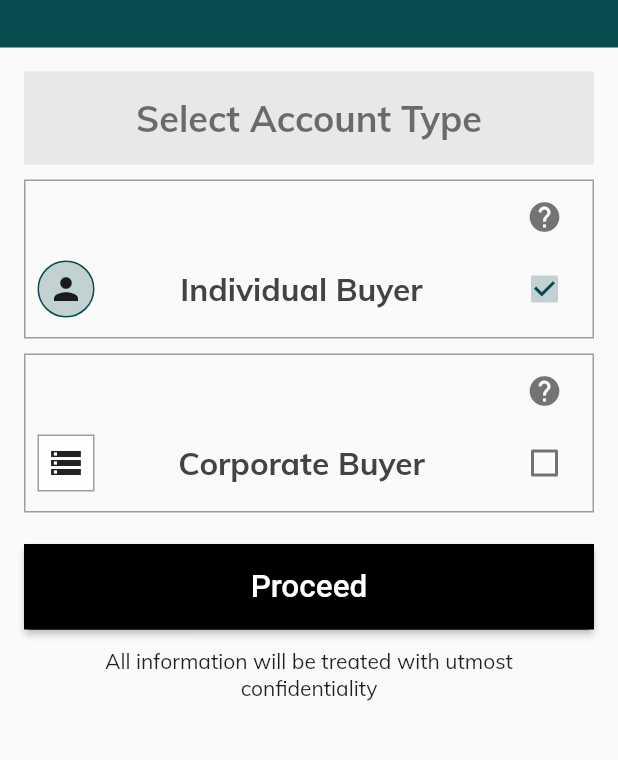
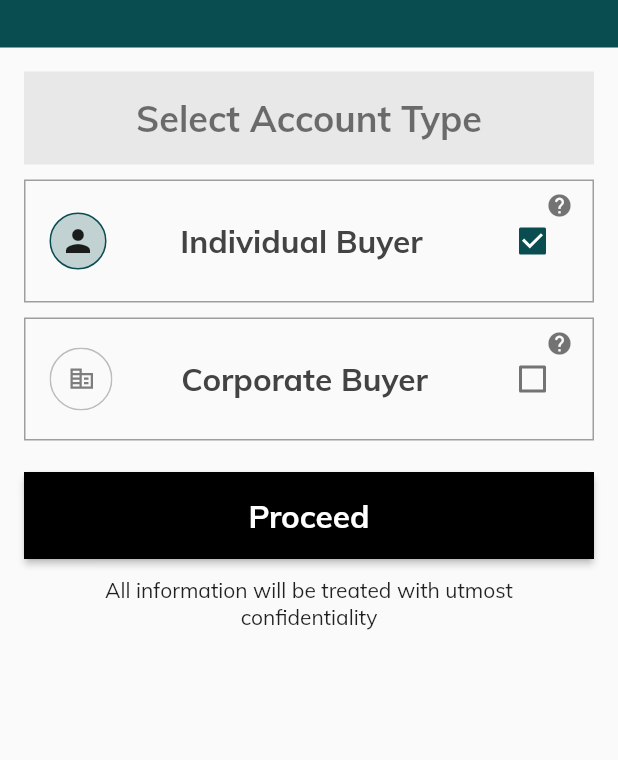
Before and after one commit to codystack/Kalifa-Gardens, a Flutter app: the screen it shows after launch, after a tap on "Get Started", after a tap on "Create Account", on a phone screen of 412 x 824 dp, the part 203-963 px from its top. Run offline on Flutter 3.47's test engine with Material 2 defaults, Android fonts, the phone set to English and light mode, and no system bars; our stand-ins replace country_code_picker, dotted_border, expandable, file_picker, flutter_countdown_timer, flutter_svg and 6 more; missing offline and left inert: loading_overlay_pro; network calls fail; project files that could hold a hidden picture were left out.

Commit message:
New commit

```diff
--- a/lib/components/expandable_buttons.dart
+++ b/lib/components/expandable_buttons.dart
@@ -39,7 +39,11 @@ class ExpandableSection extends StatelessWidget {
                         child: Text(
                           "Get Started",
                           textAlign: TextAlign.center,
-                          style: Theme.of(context).textTheme.headline5,
+                          style: TextStyle(
+                            fontFamily: 'Mulish',
+                            fontSize: 24,
+                            fontWeight: FontWeight.w400,
+                          ),
                         )),
                     collapsed: SizedBox(
                       width: 1.0,
@@ -61,7 +65,9 @@ class ExpandableSection extends StatelessWidget {
                                 textAlign: TextAlign.center,
                                 style: TextStyle(
                                   color: Colors.white,
-                                  fontSize: 18.0,
+                                  fontFamily: 'Mulish',
+                                  fontSize: 22,
+                                  fontWeight: FontWeight.w400,
                                 ),
                               ),
                             ),
@@ -84,7 +90,9 @@ class ExpandableSection extends StatelessWidget {
                                 textAlign: TextAlign.center,
                                 style: TextStyle(
                                   color: Colors.white,
-                                  fontSize: 18.0,
+                                  fontFamily: 'Mulish',
+                                  fontSize: 22,
+                                  fontWeight: FontWeight.w400,
                                 ),
                               ),
                             ),
@@ -140,8 +148,9 @@ class ExpandableSection extends StatelessWidget {
                           textAlign: TextAlign.center,
                           style: TextStyle(
                             color: Colors.white,
-                            fontSize: 24.0,
-                            fontWeight: FontWeight.w600,
+                            fontFamily: 'Mulish',
+                            fontSize: 24,
+                            fontWeight: FontWeight.w400,
                           ),
                         )),
                     collapsed: Text(
@@ -163,7 +172,9 @@ class ExpandableSection extends StatelessWidget {
                                 textAlign: TextAlign.center,
                                 style: TextStyle(
                                   color: Colors.white,
-                                  fontSize: 18.0,
+                                  fontFamily: 'Mulish',
+                                  fontSize: 22,
+                                  fontWeight: FontWeight.w400,
                                 ),
                               ),
                             ),
@@ -186,7 +197,9 @@ class ExpandableSection extends StatelessWidget {
                                 textAlign: TextAlign.center,
                                 style: TextStyle(
                                   color: Colors.white,
-                                  fontSize: 18.0,
+                                  fontFamily: 'Mulish',
+                                  fontSize: 22,
+                                  fontWeight: FontWeight.w400,
                                 ),
                               ),
                             ),
@@ -209,7 +222,9 @@ class ExpandableSection extends StatelessWidget {
                                 textAlign: TextAlign.center,
                                 style: TextStyle(
                                   color: Colors.white,
-                                  fontSize: 18.0,
+                                  fontFamily: 'Mulish',
+                                  fontSize: 22,
+                                  fontWeight: FontWeight.w400,
                                 ),
                               ),
                             ),
@@ -295,7 +310,9 @@ class ExpandableSection extends StatelessWidget {
                                 textAlign: TextAlign.center,
                                 style: TextStyle(
                                   color: Colors.white,
-                                  fontSize: 18.0,
+                                  fontFamily: 'Mulish',
+                                  fontSize: 22,
+                                  fontWeight: FontWeight.w400,
                                 ),
                               ),
                             ),
--- a/lib/components/purchase_plot_steps/step1.dart
+++ b/lib/components/purchase_plot_steps/step1.dart
@@ -56,7 +56,7 @@ class _PurchasePlotStep1State extends State<PurchasePlotStep1> {
     });
 
     setState(() {
-      purchasePrice = widget.unitPrice * 600 * 1;
+      purchasePrice = (30000 * 600 * 1);
     });
   }
 
--- a/lib/components/slide_dots.dart
+++ b/lib/components/slide_dots.dart
@@ -8,17 +8,15 @@ class SlideDots extends StatelessWidget {
   @override
   Widget build(BuildContext context) {
     return AnimatedContainer(
-        duration: Duration(
-          milliseconds: 150
-        ),
-      margin: const EdgeInsets.symmetric(horizontal: 6.0),
-      height: isActive ? 16.0 : 14.0,
-      width: isActive ? 16.0 : 14.0,
+      duration: Duration(milliseconds: 150),
+      margin: const EdgeInsets.symmetric(horizontal: 4.0),
+      height: isActive ? 12.0 : 10.0,
+      width: isActive ? 12.0 : 10.0,
       decoration: BoxDecoration(
-        color: isActive ? Colors.white : Colors.transparent,
-        border: Border.all(color: Colors.white, width: 2.0, style: BorderStyle.solid),
-        borderRadius: BorderRadius.all(Radius.circular(12.0))
-      ),
+          color: isActive ? Colors.white : Colors.transparent,
+          border: Border.all(
+              color: Colors.white, width: 2.0, style: BorderStyle.solid),
+          borderRadius: BorderRadius.all(Radius.circular(8.0))),
     );
   }
 }
--- a/lib/screens/account_type_registration.dart
+++ b/lib/screens/account_type_registration.dart
@@ -55,7 +55,8 @@ class _AccountTypeRegistrationState extends State<AccountTypeRegistration> {
                     style: TextStyle(
                         color: Colors.black54,
                         fontWeight: FontWeight.bold,
-                        fontSize: 24.0),
+                        fontSize: 24.0,
+                        fontFamily: 'Mulish'),
                   ),
                 ),
                 SizedBox(
@@ -68,20 +69,11 @@ class _AccountTypeRegistrationState extends State<AccountTypeRegistration> {
                             color: Colors.grey,
                             width: 1.0,
                             style: BorderStyle.solid)),
-                    padding: const EdgeInsets.only(
-                        left: 8.0, right: 8.0, bottom: 8.0),
-                    child: Column(
+                    padding: const EdgeInsets.all(16.0),
+                    child: Stack(
+                      clipBehavior: Clip.none,
+                      alignment: Alignment.topRight,
                       children: <Widget>[
-                        Row(
-                          mainAxisAlignment: MainAxisAlignment.end,
-                          children: [
-                            IconButton(
-                              onPressed: () {},
-                              icon: Icon(Icons.help_rounded,
-                                  color: Colors.black54),
-                            ),
-                          ],
-                        ),
                         Row(
                           mainAxisAlignment: MainAxisAlignment.spaceBetween,
                           crossAxisAlignment: CrossAxisAlignment.center,
@@ -103,9 +95,11 @@ class _AccountTypeRegistrationState extends State<AccountTypeRegistration> {
                             Text(
                               'Individual Buyer',
                               style: TextStyle(
-                                  color: Color(0xFF434343),
-                                  fontSize: 21.0,
-                                  fontWeight: FontWeight.w600),
+                                color: Color(0xFF434343),
+                                fontSize: 21.0,
+                                fontWeight: FontWeight.w700,
+                                fontFamily: 'Mulish',
+                              ),
                             ),
                             Checkbox(
                               value: _isIndividual,
@@ -115,11 +109,20 @@ class _AccountTypeRegistrationState extends State<AccountTypeRegistration> {
                                   _isCorporate = !state as bool;
                                 });
                               },
-                              activeColor: Color(0x3B0A4D50),
-                              checkColor: Color(0xFF0A4D50),
-                              focusColor: Color(0x3B0A4D50),
+                              activeColor: Color(0xFF0A4D50),
+                              checkColor: Color(0xFFFFFFFF),
+                              focusColor: Color(0xFF0A4D50),
                             )
                           ],
+                        ),
+                        Positioned(
+                          child: IconButton(
+                            onPressed: () {},
+                            icon: Icon(Icons.help_rounded,
+                                color: Colors.black54, size: 18),
+                          ),
+                          top: -24,
+                          right: -18,
                         )
                       ],
                     )),
@@ -133,43 +136,28 @@ class _AccountTypeRegistrationState extends State<AccountTypeRegistration> {
                             color: Colors.grey,
                             width: 1.0,
                             style: BorderStyle.solid)),
-                    padding: const EdgeInsets.only(
-                        left: 8.0, right: 8.0, bottom: 8.0),
-                    child: Column(
+                    padding: const EdgeInsets.all(16.0),
+                    child: Stack(
+                      clipBehavior: Clip.none,
+                      alignment: Alignment.topRight,
                       children: <Widget>[
-                        Row(
-                          mainAxisAlignment: MainAxisAlignment.end,
-                          children: [
-                            IconButton(
-                              onPressed: () {},
-                              icon: Icon(Icons.help_rounded,
-                                  color: Colors.black54),
-                            ),
-                          ],
-                        ),
                         Row(
                           mainAxisAlignment: MainAxisAlignment.spaceBetween,
                           crossAxisAlignment: CrossAxisAlignment.center,
                           children: [
                             Container(
-                              decoration: BoxDecoration(
-                                color: Colors.white70,
-                                border: Border.all(
-                                    color: Colors.grey,
-                                    width: 1.0,
-                                    style: BorderStyle.solid),
+                              child: Center(
+                                child: SvgPicture.asset(
+                                    'assets/images/corporate_icon.svg'),
                               ),
-                              child: Center(
-                                child: Icon(Icons.storage),
-                              ),
-                              padding: const EdgeInsets.all(6.0),
                             ),
                             Text(
                               'Corporate Buyer',
                               style: TextStyle(
                                   color: Color(0xFF434343),
                                   fontSize: 21.0,
-                                  fontWeight: FontWeight.w600),
+                                  fontWeight: FontWeight.w700,
+                                  fontFamily: 'Mulish'),
                             ),
                             Checkbox(
                               value: _isCorporate,
@@ -179,11 +167,20 @@ class _AccountTypeRegistrationState extends State<AccountTypeRegistration> {
                                   _isIndividual = !state as bool;
                                 });
                               },
-                              activeColor: Color(0x3B0A4D50),
-                              checkColor: Color(0xFF0A4D50),
-                              focusColor: Color(0x3B0A4D50),
+                              activeColor: Color(0xFF0A4D50),
+                              checkColor: Color(0xFFFFFFFF),
+                              focusColor: Color(0xFF0A4D50),
                             )
                           ],
+                        ),
+                        Positioned(
+                          child: IconButton(
+                            onPressed: () {},
+                            icon: Icon(Icons.help_rounded,
+                                color: Colors.black54, size: 18),
+                          ),
+                          top: -24,
+                          right: -18,
                         )
                       ],
                     )),
@@ -218,8 +215,9 @@ class _AccountTypeRegistrationState extends State<AccountTypeRegistration> {
                       'Proceed',
                       style: TextStyle(
                           color: Colors.white,
-                          fontWeight: FontWeight.w500,
-                          fontSize: 21.0),
+                          fontWeight: FontWeight.w600,
+                          fontSize: 21.0,
+                          fontFamily: 'Mulish'),
                     ),
                   ),
                 ),
--- a/lib/screens/onboarding.dart
+++ b/lib/screens/onboarding.dart
@@ -66,7 +66,7 @@ class _OnboardingState extends State<Onboarding> with TickerProviderStateMixin {
   @override
   Widget build(BuildContext context) {
     double screenHeight = MediaQuery.of(context).size.height;
-    // print('SCREEN HEIGHT $screenHeight');
+    // print ('SCREEN HEIGHT $screenHeight');
 
     return Scaffold(
       appBar: AppBar(
@@ -122,13 +122,15 @@ class _OnboardingState extends State<Onboarding> with TickerProviderStateMixin {
                       mainAxisAlignment: MainAxisAlignment.center,
                       children: <Widget>[
                         Padding(
-                          padding: const EdgeInsets.only(top: 0.5),
+                          padding: const EdgeInsets.only(top: 1.5),
                           child: Text(
                             "The Blueprint of Fine Living",
                             textAlign: TextAlign.center,
                             style: TextStyle(
                               color: Color(0xFF0A4D50),
-                              fontSize: 21.0,
+                              fontSize: 24.0,
+                              fontFamily: 'Mulish',
+                              fontWeight: FontWeight.w400,
                             ),
                           ),
                         ),
@@ -148,7 +150,12 @@ class _OnboardingState extends State<Onboarding> with TickerProviderStateMixin {
                                 alignment: AlignmentDirectional.bottomCenter,
                                 children: <Widget>[
                                   Container(
-                                  height: 426,
+                                    constraints: BoxConstraints(
+                                      minHeight: 256,
+                                      maxHeight:
+                                          MediaQuery.of(context).size.height *
+                                              0.65,
+                                    ),
                                     color: Colors.black,
                                     width: double.infinity,
                                     child: PageView.builder(
@@ -173,8 +180,8 @@ class _OnboardingState extends State<Onboarding> with TickerProviderStateMixin {
                                               borderRadius: BorderRadius.all(
                                                   Radius.circular(18.0)),
                                             ),
-                                          margin:
-                                              const EdgeInsets.only(bottom: 48),
+                                            margin: const EdgeInsets.only(
+                                                bottom: 48),
                                             child: Row(
                                               children: <Widget>[
                                                 for (int i = 0;
@@ -192,7 +199,8 @@ class _OnboardingState extends State<Onboarding> with TickerProviderStateMixin {
                                     ],
                                   )
                                 ],
-                            )),
+                              ),
+                            ),
                           ],
                         ),
                       ),
@@ -210,7 +218,7 @@ class _OnboardingState extends State<Onboarding> with TickerProviderStateMixin {
               )
             : ListView(
                 padding: const EdgeInsets.only(
-                    top: 12.0, bottom: 0.0, left: 16.0, right: 16.0),
+                    top: 16.0, bottom: 0.0, left: 16.0, right: 16.0),
                 children: [
                   Row(
                     mainAxisAlignment: MainAxisAlignment.center,
@@ -222,7 +230,9 @@ class _OnboardingState extends State<Onboarding> with TickerProviderStateMixin {
                           textAlign: TextAlign.center,
                           style: TextStyle(
                             color: Color(0xFF0A4D50),
-                            fontSize: 21.0,
+                            fontSize: 24.0,
+                            fontFamily: 'Mulish',
+                            fontWeight: FontWeight.w400,
                           ),
                         ),
                       ),
@@ -233,16 +243,18 @@ class _OnboardingState extends State<Onboarding> with TickerProviderStateMixin {
                     child: Padding(
                       padding: const EdgeInsets.symmetric(vertical: 8.0),
                       child: Column(
-                        mainAxisSize: MainAxisSize.min,
                         mainAxisAlignment: MainAxisAlignment.center,
                         crossAxisAlignment: CrossAxisAlignment.center,
                         children: [
-                          Flexible(
-                              child: Stack(
+                          Stack(
                             alignment: AlignmentDirectional.bottomCenter,
                             children: <Widget>[
                               Container(
-                                height: 426,
+                                constraints: BoxConstraints(
+                                  minHeight: 256,
+                                  maxHeight:
+                                      MediaQuery.of(context).size.height * 0.65,
+                                ),
                                 color: Colors.black,
                                 width: double.infinity,
                                 child: PageView.builder(
@@ -285,7 +297,7 @@ class _OnboardingState extends State<Onboarding> with TickerProviderStateMixin {
                                 ],
                               )
                             ],
-                          )),
+                          )
                         ],
                       ),
                     ),
```
Also changed, not shown: lib/forms/forgot_password_form.dart (+11 -3 lines), lib/forms/login_form.dart (+10 -8 lines), lib/screens/Login.dart (+36 -16 lines), lib/screens/forgot_password.dart (+12 -8 lines), lib/screens/individual_registration.dart (+26 -8 lines), assets/images/corporate_icon.png (added), assets/images/corporate_icon.svg (added), 22 other files. Lines whose indentation alone changed are shown as unchanged.
